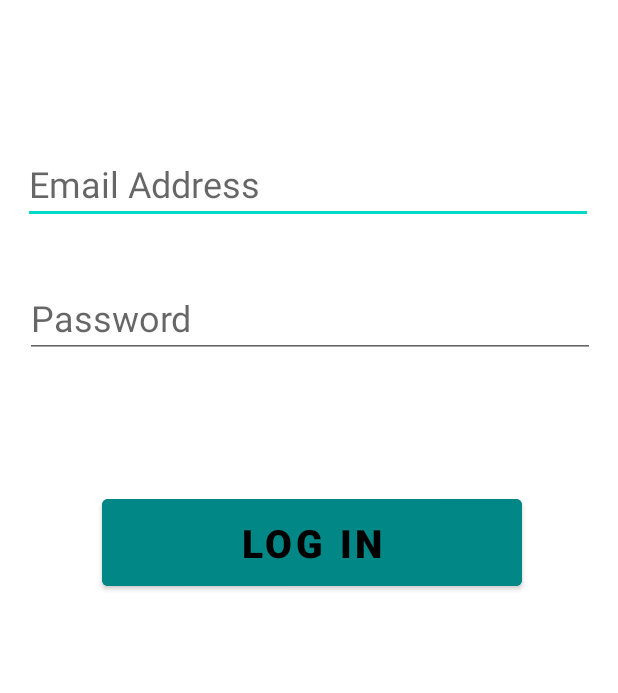
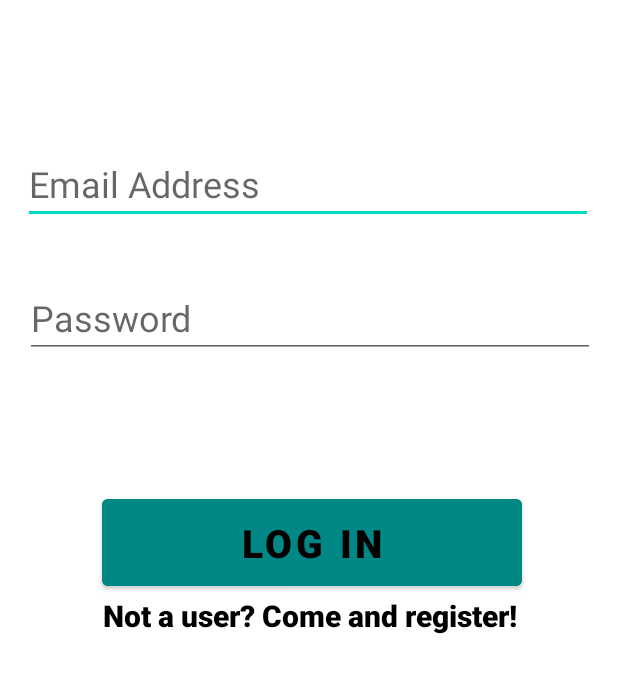
Before and after one commit to GakkiUltras/CUHK-Chat, an Android app: the LoginActivity screen opened directly, with no data from a screen before it, on a phone screen of 412 x 824 dp, the part 355-1048 px from its top. Run offline under Robolectric (Android 15) with nearby library versions, the phone set to English and light mode, and no system bars; network calls fail.

Commit message:
register

```diff
--- a/app/build.gradle
+++ b/app/build.gradle
@@ -38,6 +38,7 @@ dependencies {
     implementation 'androidx.legacy:legacy-support-v4:1.0.0'
     implementation 'androidx.mediarouter:mediarouter:1.2.5'
     implementation 'com.google.firebase:firebase-messaging:23.0.0'
+    implementation 'com.google.firebase:firebase-auth:21.0.1'
     testImplementation 'junit:junit:4.+'
     androidTestImplementation 'androidx.test.ext:junit:1.1.2'
     androidTestImplementation 'androidx.test.espresso:espresso-core:3.3.0'
--- a/app/src/main/java/hk/edu/cuhk/ie/iems5722/group7/authentication/LoginActivity.java
+++ b/app/src/main/java/hk/edu/cuhk/ie/iems5722/group7/authentication/LoginActivity.java
@@ -2,15 +2,32 @@ package hk.edu.cuhk.ie.iems5722.group7.authentication;
 
 import androidx.appcompat.app.AppCompatActivity;
 import hk.edu.cuhk.ie.iems5722.group7.R;
+
+import android.content.Intent;
 import android.os.Bundle;
 import android.view.View;
+import android.widget.TextView;
 
 public class LoginActivity extends AppCompatActivity implements View.OnClickListener{
+
+
+    private TextView register;
 
     @Override
     protected void onCreate(Bundle savedInstanceState) {
         super.onCreate(savedInstanceState);
         setContentView(R.layout.activity_login);
 
+        register = (TextView) findViewById(R.id.to_regist);
+        register.setOnClickListener(this);
+    }
+
+    @Override
+    public void onClick(View v){
+        switch (v.getId()){
+            case R.id.to_regist:
+                startActivity(new Intent(this, RegisterActivity.class));
+                break;
+        }
     }
 }
--- a/app/src/main/res/layout/activity_login.xml
+++ b/app/src/main/res/layout/activity_login.xml
@@ -65,6 +65,20 @@
         app:layout_constraintRight_toRightOf="parent"
         app:layout_constraintTop_toBottomOf="@+id/pwd_login" />
 
+    <TextView
+        android:id="@+id/to_regist"
+        android:layout_width="match_parent"
+        android:layout_height="wrap_content"
+        android:fontFamily="sans-serif-black"
+        android:text="@string/register_button"
+        android:textAlignment="center"
+        android:textColor="@color/black"
+        android:textSize="20sp"
+        android:textStyle="bold"
+        app:layout_constraintHorizontal_bias="0.516"
+        app:layout_constraintLeft_toLeftOf="parent"
+        app:layout_constraintRight_toRightOf="parent"
+        app:layout_constraintTop_toBottomOf="@+id/singIn_button" />
     <ProgressBar
         android:id="@+id/login_progress_bar"
         android:layout_width="wrap_content"
```
Also changed, not shown: app/src/main/java/hk/edu/cuhk/ie/iems5722/group7/authentication/RegisterActivity.java (+92 -1 lines), app/src/main/res/layout/activity_register.xml (+9 -6 lines).
